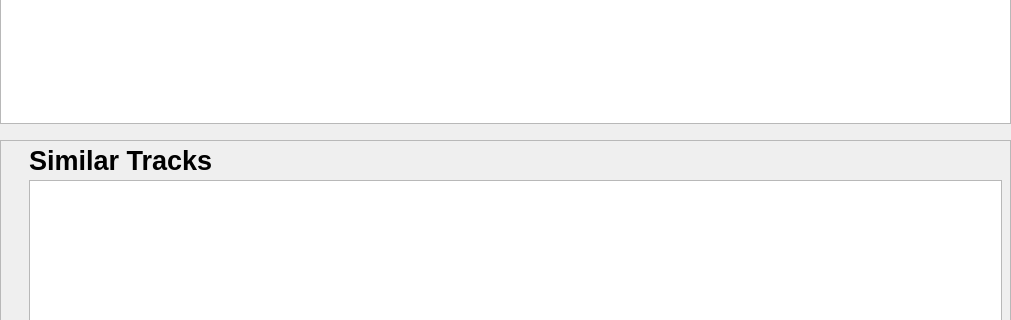
First picture: the form in src/libtomahawk/widgets/infowidgets/TrackInfoWidget.ui, repository tomahawk-player/tomahawk, before the edit; both pictures show x 0 to 1011 and y 354 to 674 of the 1011 by 832 pixel window.
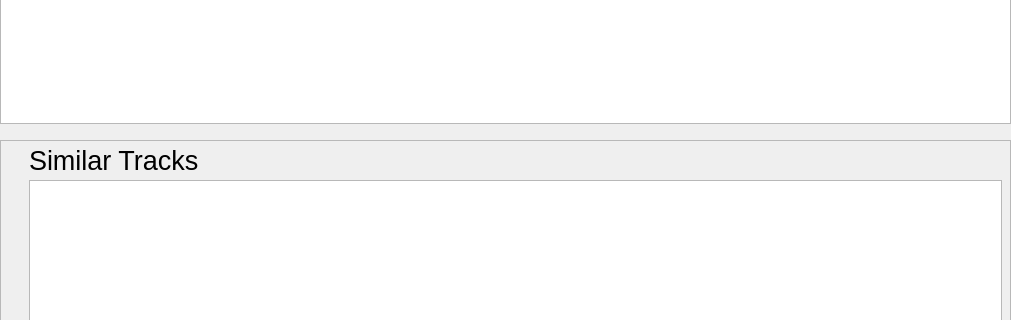
Second picture: the form after the edit. Custom widgets are drawn as their Qt base class.

Commit message: * Set captions to non-bold in .ui.

```diff
--- a/src/libtomahawk/widgets/infowidgets/TrackInfoWidget.ui
+++ b/src/libtomahawk/widgets/infowidgets/TrackInfoWidget.ui
@@ -6,7 +6,7 @@
    <rect>
     <x>0</x>
     <y>0</y>
-    <width>965</width>
+    <width>989</width>
     <height>832</height>
    </rect>
   </property>
@@ -252,8 +252,8 @@
            <property name="font">
             <font>
              <pointsize>20</pointsize>
-             <weight>75</weight>
-             <bold>true</bold>
+             <weight>50</weight>
+             <bold>false</bold>
             </font>
            </property>
            <property name="text">
```
The commit also changes 5 other files.
